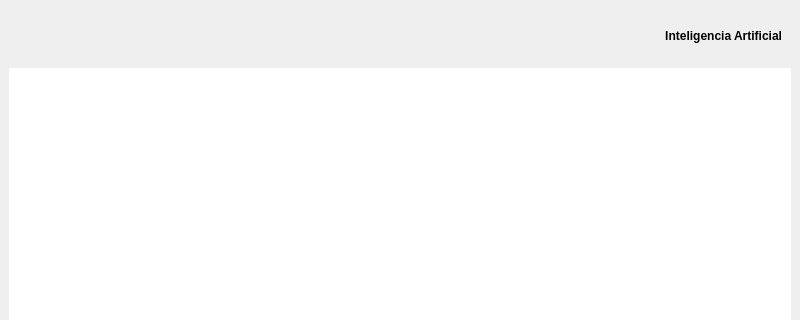
Before: the Qt Designer form vistas/app.ui in JAreyes98/kenworth-expert-sales-system, drawn with Qt 5; both pictures show x 0 to 800 and y 0 to 320 of the 800 by 600 pixel window.
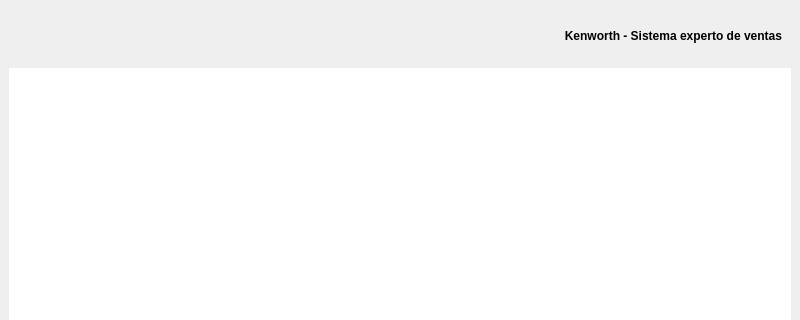
After: the same form once the commit is applied.

Commit message: Arregla el titulo de la pantalla principal

Patch:
```diff
--- a/vistas/app.ui
+++ b/vistas/app.ui
@@ -67,7 +67,7 @@
           </font>
          </property>
          <property name="text">
-          <string>Inteligencia Artificial</string>
+          <string>Kenworth - Sistema experto de ventas</string>
          </property>
          <property name="alignment">
           <set>Qt::AlignRight|Qt::AlignTrailing|Qt::AlignVCenter</set>
```
Left out of the diff: 2 changed lines with no effect on the pictures. The commit also changes 1 other file.
